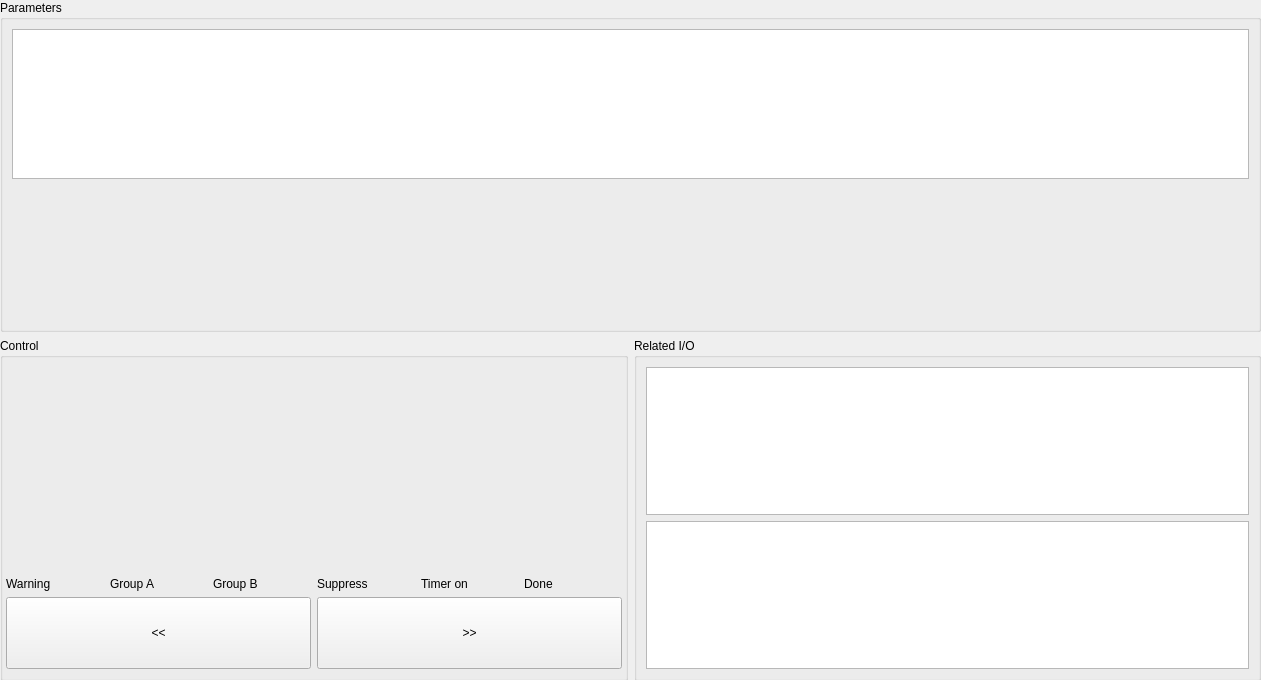
smandyscom/front-base-widget, file bank-view/frontcylinderpanel.ui: the form before one commit.
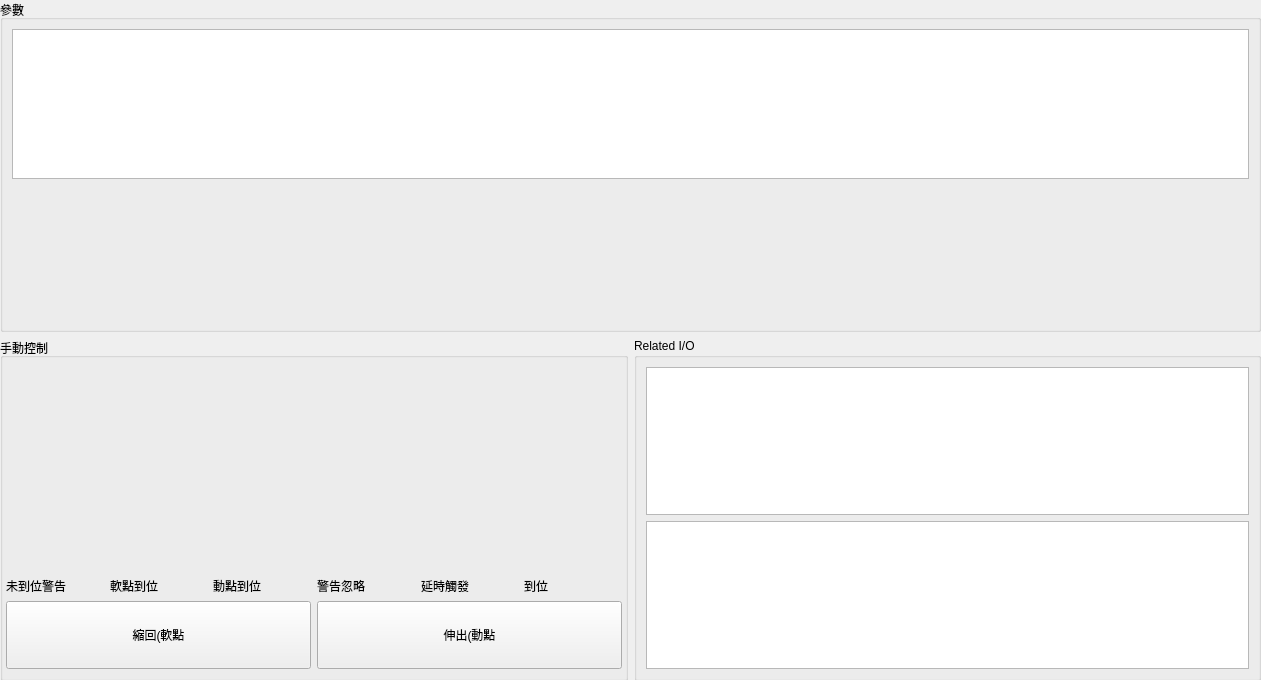
The form after the commit.

Diff of the .ui file:
```diff
--- a/bank-view/frontcylinderpanel.ui
+++ b/bank-view/frontcylinderpanel.ui
@@ -38,7 +38,7 @@
        </size>
       </property>
       <property name="title">
-       <string>Parameters</string>
+       <string>參數</string>
       </property>
       <layout class="QVBoxLayout" name="verticalLayout_5">
        <item>
@@ -86,7 +86,7 @@
       <item>
        <widget class="QGroupBox" name="groupBoxControl">
         <property name="title">
-         <string>Control</string>
+         <string>手動控制</string>
         </property>
         <layout class="QVBoxLayout" name="verticalLayout_4">
          <property name="leftMargin">
@@ -125,42 +125,42 @@
              <item>
               <widget class="QLabel" name="labelWarn">
                <property name="text">
-                <string>Warning</string>
+                <string>未到位警告</string>
                </property>
               </widget>
              </item>
              <item>
               <widget class="QLabel" name="labelMonA">
                <property name="text">
-                <string>Group A</string>
+                <string>軟點到位</string>
                </property>
               </widget>
              </item>
              <item>
               <widget class="QLabel" name="labelMonB">
                <property name="text">
-                <string>Group B</string>
+                <string>動點到位</string>
                </property>
               </widget>
              </item>
              <item>
               <widget class="QLabel" name="labelSuppress">
                <property name="text">
-                <string>Suppress</string>
+                <string>警告忽略</string>
                </property>
               </widget>
              </item>
              <item>
               <widget class="QLabel" name="labelTimeon">
                <property name="text">
-                <string>Timer on</string>
+                <string>延時觸發</string>
                </property>
               </widget>
              </item>
              <item>
               <widget class="QLabel" name="labelDone">
                <property name="text">
-                <string>Done</string>
+                <string>到位</string>
                </property>
               </widget>
              </item>
@@ -183,7 +183,7 @@
                 </size>
                </property>
                <property name="text">
-                <string>&lt;&lt;</string>
+                <string>縮回(軟點</string>
                </property>
               </widget>
              </item>
@@ -202,7 +202,7 @@
                 </size>
                </property>
                <property name="text">
-                <string>&gt;&gt;</string>
+                <string>伸出(動點</string>
                </property>
               </widget>
              </item>
```
